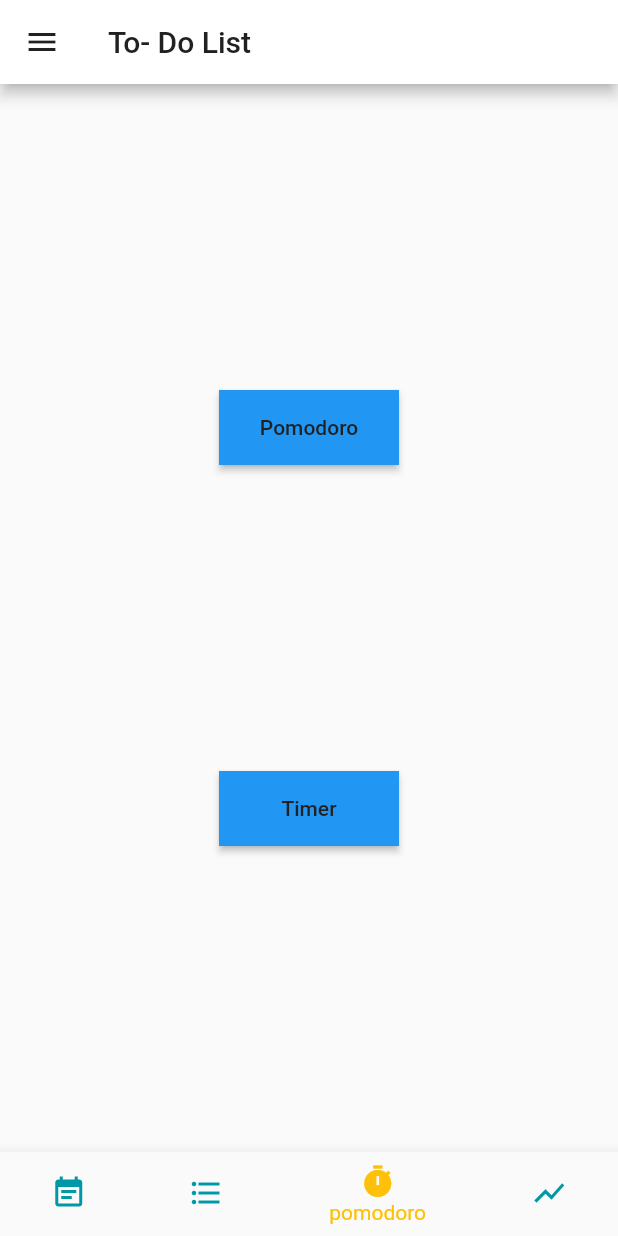
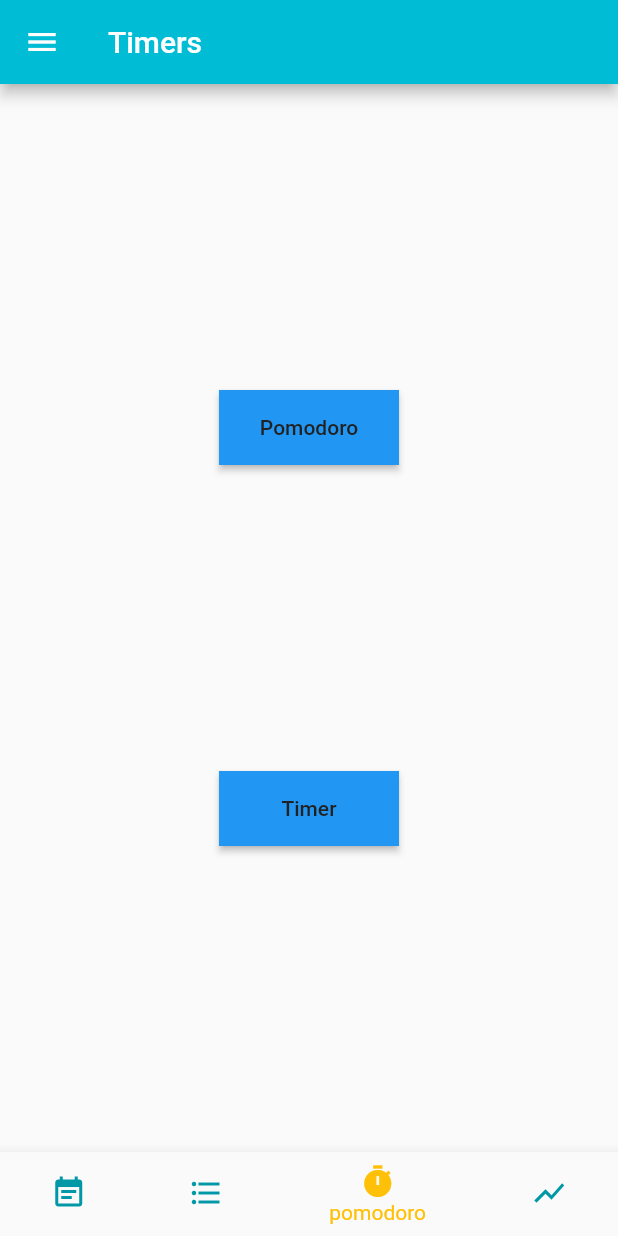
Before and after one commit to Hsn37/Ghambeel, a Flutter app: the MyHomePage screen opened directly, item 3 of the bottom bar chosen, on a phone screen of 412 x 824 dp. Run offline on Flutter 3.47's test engine with Material 2 defaults, Android fonts, the phone set to English and light mode, and no system bars; our stand-ins replace flutter_secure_storage, flutter_spinkit, image_picker, select_form_field, table_calendar; missing offline and left inert: icon_decoration, mysql1; accounts and stored records are empty.

Commit message:
Sidebar basic layout created

```diff
--- a/lib/modules/homepage/homepage.dart
+++ b/lib/modules/homepage/homepage.dart
@@ -1,5 +1,7 @@
 import 'package:flutter/material.dart';
+import 'package:ghambeel/theme.dart';
 import 'package:ghambeel/modules/login/login.dart';
+import 'package:ghambeel/modules/utils.dart';
 import 'package:ghambeel/modules/todolist/todolist.dart';
 import 'package:ghambeel/modules/calendar/calendar.dart';
 import 'package:ghambeel/modules/pomodoro/pomodoroHome.dart';
@@ -53,7 +55,40 @@ class _MyHomePageState extends State<MyHomePage> {
   Widget build(BuildContext context) {
     if (loggedin) {
       return Scaffold(
-        appBar: ToDoList.topBar,
+        appBar: AppBar(
+          title: Text(appBarTitles[_selectedIndex]),
+          // leading: const Icon( Icons.menu, color: primaryText),
+          backgroundColor: primary,
+        ),
+        drawer: Drawer(
+          child: ListView(
+            children: <Widget>[
+              const SizedBox(
+                height: 80,
+                child: DrawerHeader(
+                decoration: BoxDecoration(
+                  color: accent,
+
+                ),
+
+                child: Text(
+                  'Hello!',
+                  style: TextStyle(
+                    color: primaryText,
+                    fontSize: 24,
+
+                  ),
+                ),
+              ),
+              ),
+              ListTile(
+                leading: const Icon(Icons.settings),
+                title: const Text('Settings'),
+                onTap: ()=>{},
+              ),
+            ],
+          ),
+        ),
         body: Center(
             child: _widgetOptions.elementAt(_selectedIndex)
         ),
--- a/lib/modules/todolist/todolist.dart
+++ b/lib/modules/todolist/todolist.dart
@@ -15,11 +15,11 @@ import '../../theme.dart';
 class ToDoList extends StatefulWidget{
   const ToDoList({Key? key, required this.title}) : super(key: key);
   final String title;
-  static final topBar = AppBar(
-    leading: const Icon( Icons.menu, color: primaryText),
-    title: const Text('To- Do List',style:TextStyle(color: primaryText)),
-    backgroundColor: bg,
-  );
+  // static final topBar = AppBar(
+  //   leading: const Icon( Icons.menu, color: primaryText),
+  //   title: const Text('To- Do List',style:TextStyle(color: primaryText)),
+  //   backgroundColor: bg,
+  // );
 
   @override
   ToDoListState createState() => ToDoListState();
--- a/lib/modules/utils.dart
+++ b/lib/modules/utils.dart
@@ -28,3 +28,5 @@ class Mysql {
 String getNowDateTime() {
   return DateTime.now().toString().split(".")[0];
 }
+
+final appBarTitles = ["Calendar", "To-do List", "Timers", "Statistics"];
```
